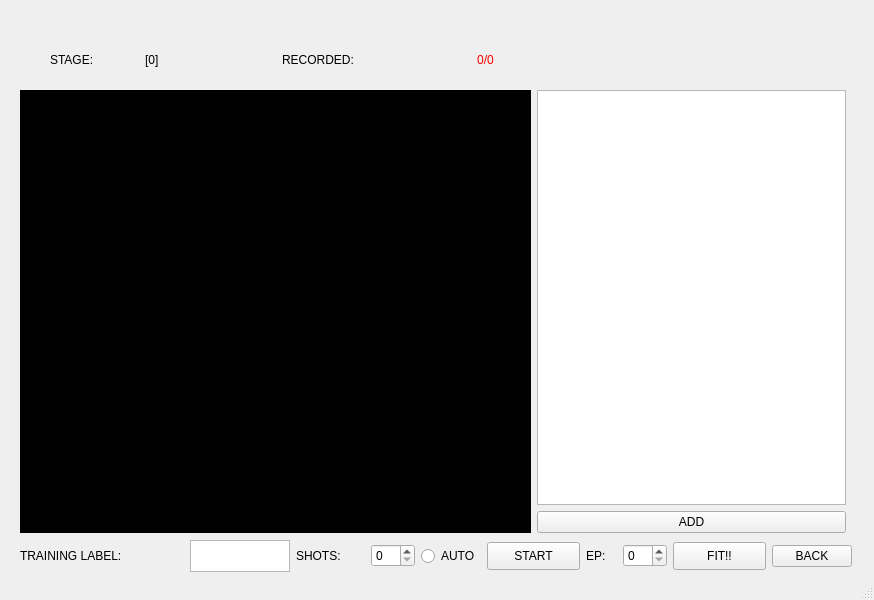
This is qt_ui_file/train_algorithm.ui in sunmodza/AutoSign as Qt 5 draws it before an edit. The edited form follows.
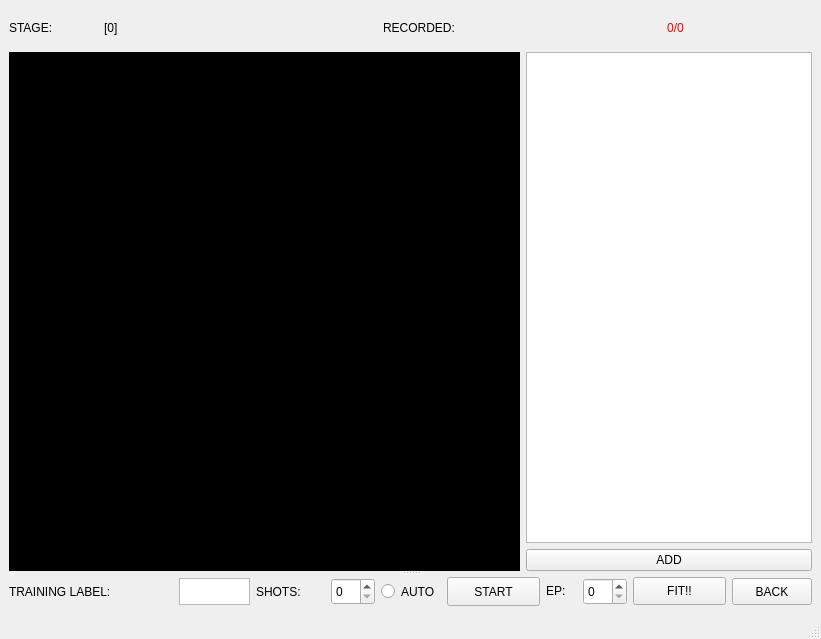
This is the edited form.

```diff
--- a/qt_ui_file/train_algorithm.ui
+++ b/qt_ui_file/train_algorithm.ui
@@ -6,23 +6,134 @@
    <rect>
     <x>0</x>
     <y>0</y>
-    <width>874</width>
-    <height>600</height>
+    <width>821</width>
+    <height>639</height>
    </rect>
   </property>
   <property name="windowTitle">
    <string>MakeAlgorithm</string>
   </property>
   <widget class="QWidget" name="centralwidget">
+   <layout class="QGridLayout" name="gridLayout">
+    <item row="0" column="0">
+     <layout class="QHBoxLayout" name="horizontalLayout_5">
+      <item>
+       <widget class="QLabel" name="label_3">
+        <property name="minimumSize">
+         <size>
+          <width>89</width>
+          <height>37</height>
+         </size>
+        </property>
+        <property name="maximumSize">
+         <size>
+          <width>89</width>
+          <height>37</height>
+         </size>
+        </property>
+        <property name="styleSheet">
+         <string notr="true">font: 75 18pt &quot;Calibri&quot;;</string>
+        </property>
+        <property name="text">
+         <string>STAGE: </string>
+        </property>
+       </widget>
+      </item>
+      <item>
+       <widget class="QLabel" name="stage_show">
+        <property name="styleSheet">
+         <string notr="true">font: 75 18pt &quot;Calibri&quot;;</string>
+        </property>
+        <property name="text">
+         <string>[0]</string>
+        </property>
+       </widget>
+      </item>
+      <item>
+       <widget class="QLabel" name="label_7">
+        <property name="minimumSize">
+         <size>
+          <width>89</width>
+          <height>37</height>
+         </size>
+        </property>
+        <property name="maximumSize">
+         <size>
+          <width>150</width>
+          <height>37</height>
+         </size>
+        </property>
+        <property name="styleSheet">
+         <string notr="true">font: 75 18pt &quot;Calibri&quot;;</string>
+        </property>
+        <property name="text">
+         <string>RECORDED: </string>
+        </property>
+       </widget>
+      </item>
+      <item>
+       <widget class="QLabel" name="show_recording">
+        <property name="styleSheet">
+         <string notr="true">font: 75 18pt &quot;Calibri&quot;;
+color: rgb(255, 0, 0);</string>
+        </property>
+        <property name="text">
+         <string>0/0</string>
+        </property>
+        <property name="alignment">
+         <set>Qt::AlignCenter</set>
+        </property>
+       </widget>
+      </item>
+     </layout>
+    </item>
+    <item row="1" column="0">
+     <widget class="QSplitter" name="splitter">
+      <property name="orientation">
+       <enum>Qt::Vertical</enum>
+      </property>
    <widget class="QWidget" name="layoutWidget">
-    <property name="geometry">
-     <rect>
-      <x>20</x>
-      <y>540</y>
-      <width>832</width>
-      <height>32</height>
-     </rect>
-    </property>
+       <layout class="QHBoxLayout" name="horizontalLayout_4">
+        <item>
+         <widget class="QLabel" name="ImageFrame">
+          <property name="minimumSize">
+           <size>
+            <width>511</width>
+            <height>441</height>
+           </size>
+          </property>
+          <property name="styleSheet">
+           <string notr="true">background-color: rgb(0, 0, 0);</string>
+          </property>
+          <property name="text">
+           <string>TextLabel</string>
+          </property>
+         </widget>
+        </item>
+        <item>
+         <layout class="QVBoxLayout" name="verticalLayout">
+          <item>
+           <widget class="QListView" name="all_algorithm">
+            <property name="sizePolicy">
+             <sizepolicy hsizetype="Minimum" vsizetype="Minimum">
+              <horstretch>0</horstretch>
+              <verstretch>0</verstretch>
+             </sizepolicy>
+            </property>
+           </widget>
+          </item>
+          <item>
+           <widget class="QPushButton" name="add_algorithm">
+            <property name="text">
+             <string>ADD</string>
+            </property>
+           </widget>
+          </item>
+         </layout>
+        </item>
+       </layout>
+      </widget>
+      <widget class="QWidget" name="layoutWidget">
     <property name="minimumSize">
      <size>
       <width>541</width>
@@ -34,12 +145,24 @@
       <layout class="QHBoxLayout" name="horizontalLayout">
        <item>
         <widget class="QLabel" name="label_4">
+            <property name="sizePolicy">
+             <sizepolicy hsizetype="Preferred" vsizetype="Minimum">
+              <horstretch>0</horstretch>
+              <verstretch>0</verstretch>
+             </sizepolicy>
+            </property>
          <property name="minimumSize">
           <size>
            <width>164</width>
            <height>27</height>
           </size>
          </property>
+            <property name="maximumSize">
+             <size>
+              <width>16777215</width>
+              <height>27</height>
+             </size>
+            </property>
          <property name="styleSheet">
           <string notr="true">font: 75 14pt &quot;Calibri&quot;;</string>
          </property>
@@ -54,22 +177,46 @@
       <layout class="QHBoxLayout" name="horizontalLayout_2">
        <item>
         <widget class="QTextEdit" name="training_label_textinput">
+            <property name="sizePolicy">
+             <sizepolicy hsizetype="Expanding" vsizetype="Minimum">
+              <horstretch>0</horstretch>
+              <verstretch>0</verstretch>
+             </sizepolicy>
+            </property>
          <property name="minimumSize">
           <size>
            <width>70</width>
            <height>27</height>
           </size>
          </property>
+            <property name="maximumSize">
+             <size>
+              <width>16777215</width>
+              <height>27</height>
+             </size>
+            </property>
         </widget>
        </item>
        <item>
         <widget class="QLabel" name="label_5">
+            <property name="sizePolicy">
+             <sizepolicy hsizetype="Preferred" vsizetype="Minimum">
+              <horstretch>0</horstretch>
+              <verstretch>0</verstretch>
+             </sizepolicy>
+            </property>
          <property name="minimumSize">
           <size>
            <width>69</width>
            <height>27</height>
           </size>
          </property>
+            <property name="maximumSize">
+             <size>
+              <width>16777215</width>
+              <height>27</height>
+             </size>
+            </property>
          <property name="styleSheet">
           <string notr="true">font: 75 14pt &quot;Calibri&quot;;</string>
          </property>
@@ -80,24 +227,48 @@
        </item>
        <item>
         <widget class="QSpinBox" name="training_shots">
+            <property name="sizePolicy">
+             <sizepolicy hsizetype="Minimum" vsizetype="Minimum">
+              <horstretch>0</horstretch>
+              <verstretch>0</verstretch>
+             </sizepolicy>
+            </property>
          <property name="minimumSize">
           <size>
            <width>44</width>
            <height>22</height>
           </size>
          </property>
+            <property name="maximumSize">
+             <size>
+              <width>16777215</width>
+              <height>27</height>
+             </size>
+            </property>
         </widget>
        </item>
       </layout>
      </item>
      <item>
       <widget class="QRadioButton" name="if_auto_mode">
+          <property name="sizePolicy">
+           <sizepolicy hsizetype="Minimum" vsizetype="Minimum">
+            <horstretch>0</horstretch>
+            <verstretch>0</verstretch>
+           </sizepolicy>
+          </property>
        <property name="minimumSize">
         <size>
          <width>60</width>
          <height>20</height>
         </size>
        </property>
+          <property name="maximumSize">
+           <size>
+            <width>16777215</width>
+            <height>29</height>
+           </size>
+          </property>
        <property name="text">
         <string>AUTO</string>
        </property>
@@ -105,12 +276,24 @@
      </item>
      <item>
       <widget class="QPushButton" name="start_train_button">
+          <property name="sizePolicy">
+           <sizepolicy hsizetype="Minimum" vsizetype="Minimum">
+            <horstretch>0</horstretch>
+            <verstretch>0</verstretch>
+           </sizepolicy>
+          </property>
        <property name="minimumSize">
         <size>
          <width>93</width>
          <height>28</height>
         </size>
        </property>
+          <property name="maximumSize">
+           <size>
+            <width>16777215</width>
+            <height>29</height>
+           </size>
+          </property>
        <property name="text">
         <string>START</string>
        </property>
@@ -120,6 +303,12 @@
       <layout class="QHBoxLayout" name="horizontalLayout_6">
        <item>
         <widget class="QLabel" name="label_6">
+            <property name="sizePolicy">
+             <sizepolicy hsizetype="Preferred" vsizetype="Minimum">
+              <horstretch>0</horstretch>
+              <verstretch>0</verstretch>
+             </sizepolicy>
+            </property>
          <property name="minimumSize">
           <size>
            <width>31</width>
@@ -129,7 +318,7 @@
          <property name="maximumSize">
           <size>
            <width>31</width>
-           <height>16777215</height>
+              <height>28</height>
           </size>
          </property>
          <property name="styleSheet">
@@ -142,22 +331,46 @@
        </item>
        <item>
         <widget class="QSpinBox" name="epochs_value">
+            <property name="sizePolicy">
+             <sizepolicy hsizetype="Minimum" vsizetype="Minimum">
+              <horstretch>0</horstretch>
+              <verstretch>0</verstretch>
+             </sizepolicy>
+            </property>
          <property name="minimumSize">
           <size>
            <width>44</width>
            <height>22</height>
           </size>
          </property>
+            <property name="maximumSize">
+             <size>
+              <width>16777215</width>
+              <height>27</height>
+             </size>
+            </property>
         </widget>
        </item>
        <item>
         <widget class="QPushButton" name="fit_button">
+            <property name="sizePolicy">
+             <sizepolicy hsizetype="Minimum" vsizetype="Minimum">
+              <horstretch>0</horstretch>
+              <verstretch>0</verstretch>
+             </sizepolicy>
+            </property>
          <property name="minimumSize">
           <size>
            <width>93</width>
            <height>28</height>
           </size>
          </property>
+            <property name="maximumSize">
+             <size>
+              <width>16777215</width>
+              <height>28</height>
+             </size>
+            </property>
          <property name="text">
           <string>FIT!!</string>
          </property>
@@ -165,6 +378,18 @@
        </item>
        <item>
         <widget class="QPushButton" name="backbutton">
+            <property name="sizePolicy">
+             <sizepolicy hsizetype="Minimum" vsizetype="Minimum">
+              <horstretch>0</horstretch>
+              <verstretch>0</verstretch>
+             </sizepolicy>
+            </property>
+            <property name="maximumSize">
+             <size>
+              <width>16777215</width>
+              <height>27</height>
+             </size>
+            </property>
          <property name="text">
           <string>BACK</string>
          </property>
@@ -174,135 +399,9 @@
      </item>
     </layout>
    </widget>
-   <widget class="QWidget" name="layoutWidget">
-    <property name="geometry">
-     <rect>
-      <x>50</x>
-      <y>40</y>
-      <width>501</width>
-      <height>39</height>
-     </rect>
-    </property>
-    <layout class="QHBoxLayout" name="horizontalLayout_5">
-     <item>
-      <widget class="QLabel" name="label_3">
-       <property name="minimumSize">
-        <size>
-         <width>89</width>
-         <height>37</height>
-        </size>
-       </property>
-       <property name="maximumSize">
-        <size>
-         <width>89</width>
-         <height>37</height>
-        </size>
-       </property>
-       <property name="styleSheet">
-        <string notr="true">font: 75 18pt &quot;Calibri&quot;;</string>
-       </property>
-       <property name="text">
-        <string>STAGE: </string>
-       </property>
-      </widget>
-     </item>
-     <item>
-      <widget class="QLabel" name="stage_show">
-       <property name="styleSheet">
-        <string notr="true">font: 75 18pt &quot;Calibri&quot;;</string>
-       </property>
-       <property name="text">
-        <string>[0]</string>
-       </property>
-      </widget>
-     </item>
-     <item>
-      <widget class="QLabel" name="label_7">
-       <property name="minimumSize">
-        <size>
-         <width>89</width>
-         <height>37</height>
-        </size>
-       </property>
-       <property name="maximumSize">
-        <size>
-         <width>150</width>
-         <height>37</height>
-        </size>
-       </property>
-       <property name="styleSheet">
-        <string notr="true">font: 75 18pt &quot;Calibri&quot;;</string>
-       </property>
-       <property name="text">
-        <string>RECORDED: </string>
-       </property>
-      </widget>
-     </item>
-     <item>
-      <widget class="QLabel" name="show_recording">
-       <property name="styleSheet">
-        <string notr="true">font: 75 18pt &quot;Calibri&quot;;
-color: rgb(255, 0, 0);</string>
-       </property>
-       <property name="text">
-        <string>0/0</string>
-       </property>
-       <property name="alignment">
-        <set>Qt::AlignCenter</set>
-       </property>
-      </widget>
-     </item>
-    </layout>
-   </widget>
-   <widget class="QWidget" name="">
-    <property name="geometry">
-     <rect>
-      <x>20</x>
-      <y>90</y>
-      <width>826</width>
-      <height>443</height>
-     </rect>
-    </property>
-    <layout class="QHBoxLayout" name="horizontalLayout_4">
-     <item>
-      <widget class="QLabel" name="ImageFrame">
-       <property name="minimumSize">
-        <size>
-         <width>511</width>
-         <height>441</height>
-        </size>
-       </property>
-       <property name="styleSheet">
-        <string notr="true">background-color: rgb(0, 0, 0);</string>
-       </property>
-       <property name="text">
-        <string>TextLabel</string>
-       </property>
-      </widget>
-     </item>
-     <item>
-      <layout class="QVBoxLayout" name="verticalLayout">
-       <item>
-        <widget class="QListView" name="all_algorithm">
-         <property name="sizePolicy">
-          <sizepolicy hsizetype="Minimum" vsizetype="Minimum">
-           <horstretch>0</horstretch>
-           <verstretch>0</verstretch>
-          </sizepolicy>
-         </property>
-        </widget>
-       </item>
-       <item>
-        <widget class="QPushButton" name="add_algorithm">
-         <property name="text">
-          <string>ADD</string>
-         </property>
-        </widget>
-       </item>
-      </layout>
-     </item>
-    </layout>
-   </widget>
+     </widget>
+    </item>
+   </layout>
   </widget>
   <widget class="QStatusBar" name="statusbar"/>
  </widget>
```
Lines whose indentation alone changed are shown as unchanged.
